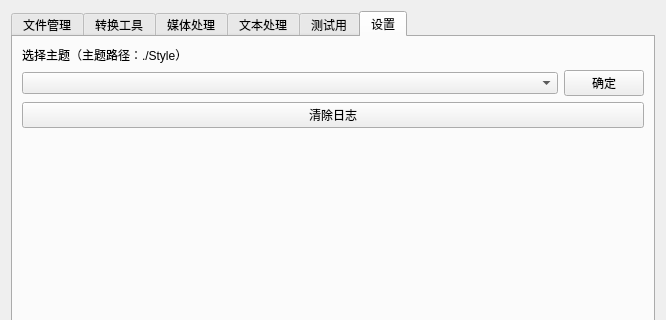
Old version of the form app.ui in the repository KirariSpark/JABORT; both pictures show x 0 to 666 and y 0 to 320 of the 666 by 677 pixel window.
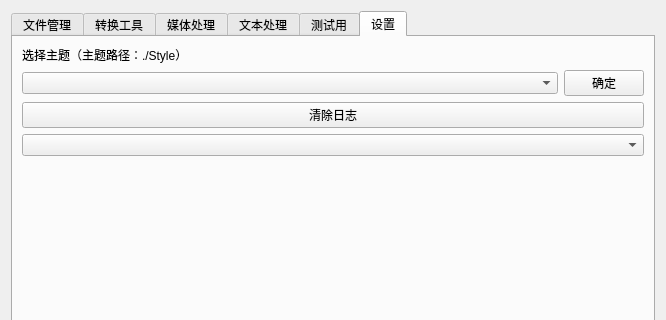
New version of the form. The open tabs and pages were chosen to show the change. Icons and pictures are not drawn. Custom widgets are drawn as their Qt base class.

Diff of the .ui file:
```diff
--- a/app.ui
+++ b/app.ui
@@ -194,6 +194,9 @@
          </property>
         </widget>
        </item>
+       <item>
+        <widget class="FileConflictCombo" name="FileConflictCombo"/>
+       </item>
        <item>
         <spacer name="SettingsSpacer">
          <property name="orientation">
@@ -244,6 +247,11 @@
    <header>pages.converters.ui</header>
    <container>1</container>
   </customwidget>
+  <customwidget>
+   <class>FileConflictCombo</class>
+   <extends>QComboBox</extends>
+   <header>widgets.file_conflict_combo</header>
+  </customwidget>
  </customwidgets>
  <resources/>
  <connections/>
```
